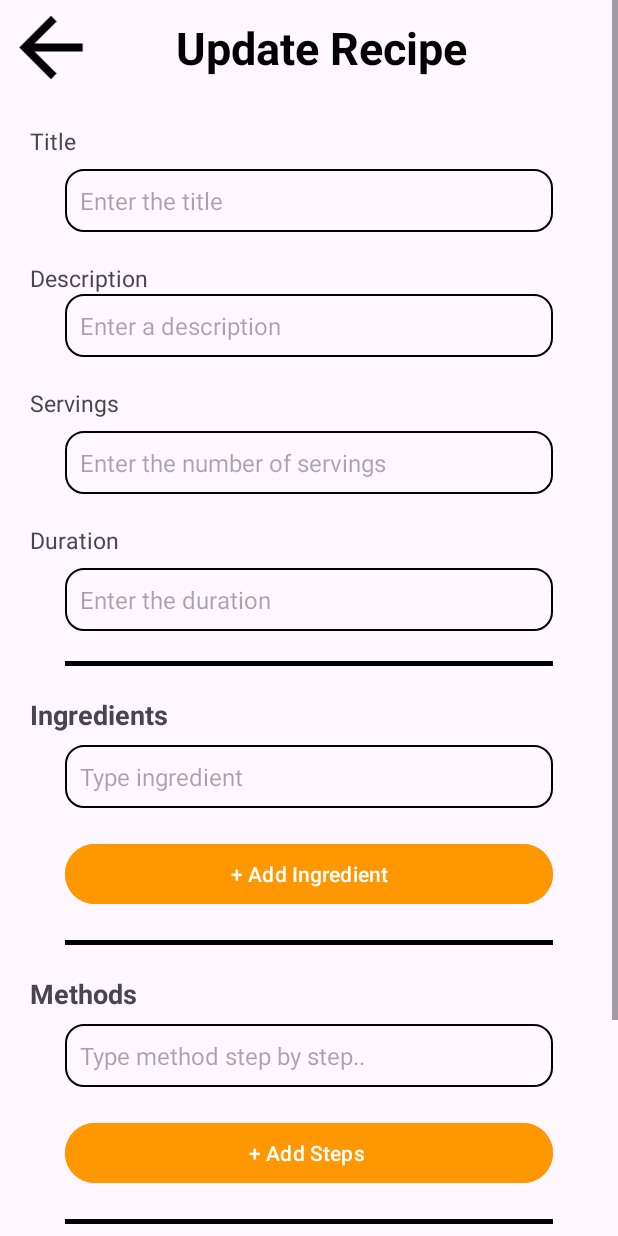
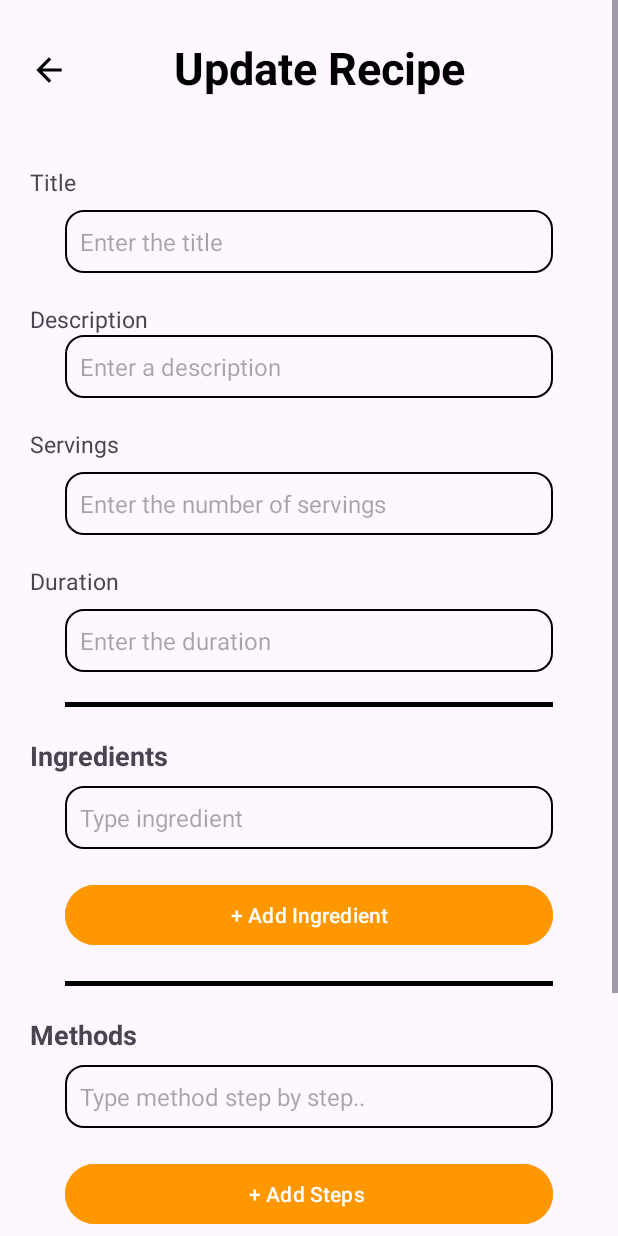
Before and after one commit to Ridmi1012/Easipe_MobileApplicationDevelopment, an Android app: the UpdateRecipeActivity screen opened directly, with no data from a screen before it, on a phone screen of 412 x 824 dp. Run offline under Robolectric (Android 15) with nearby library versions, the phone set to English and light mode, and no system bars.

Commit message:
Add, Update Recipe UI updated fr the second time

```diff
--- a/app/src/main/res/layout/activity_update_recipe.xml
+++ b/app/src/main/res/layout/activity_update_recipe.xml
@@ -1,5 +1,5 @@
 <?xml version="1.0" encoding="utf-8"?>
-
+<!-- 2024-09-15  Author - Ridmi Silva StudentID - IM/2021/052-->
 <ScrollView xmlns:android="http://schemas.android.com/apk/res/android"
     xmlns:tools="http://schemas.android.com/tools"
     xmlns:app="http://schemas.android.com/apk/res-auto"
@@ -17,15 +17,15 @@
 
         <RelativeLayout
             android:layout_width="match_parent"
-            android:layout_height="63dp">
+            android:layout_height="wrap_content">
 
             <TextView
-                android:layout_width="288dp"
+                android:layout_width="297dp"
                 android:layout_height="wrap_content"
                 android:layout_alignParentEnd="true"
                 android:layout_centerVertical="true"
-                android:layout_marginStart="1dp"
-                android:layout_marginTop="10dp"
+                android:layout_marginStart="21dp"
+                android:layout_marginTop="50dp"
                 android:layout_marginEnd="53dp"
                 android:layout_toEndOf="@id/imageView3"
                 android:text="Update Recipe"
@@ -36,8 +36,10 @@
 
             <ImageView
                 android:id="@+id/imageView3"
-                android:layout_width="68dp"
-                android:layout_height="match_parent"
+                android:layout_width="25dp"
+                android:layout_height="25dp"
+                android:layout_marginStart="20dp"
+                android:layout_marginTop="34dp"
                 app:srcCompat="@drawable/arrow_back" />
 
         </RelativeLayout>
@@ -252,3 +254,5 @@
 
     </LinearLayout>
 </ScrollView>
+
+    <!-- Finished- 2024-09-15  Author - Ridmi Silva StudentID - IM/2021/052-->
```
Also changed, not shown: app/src/main/res/layout/activity_add_recipe.xml (+10 -4 lines).
